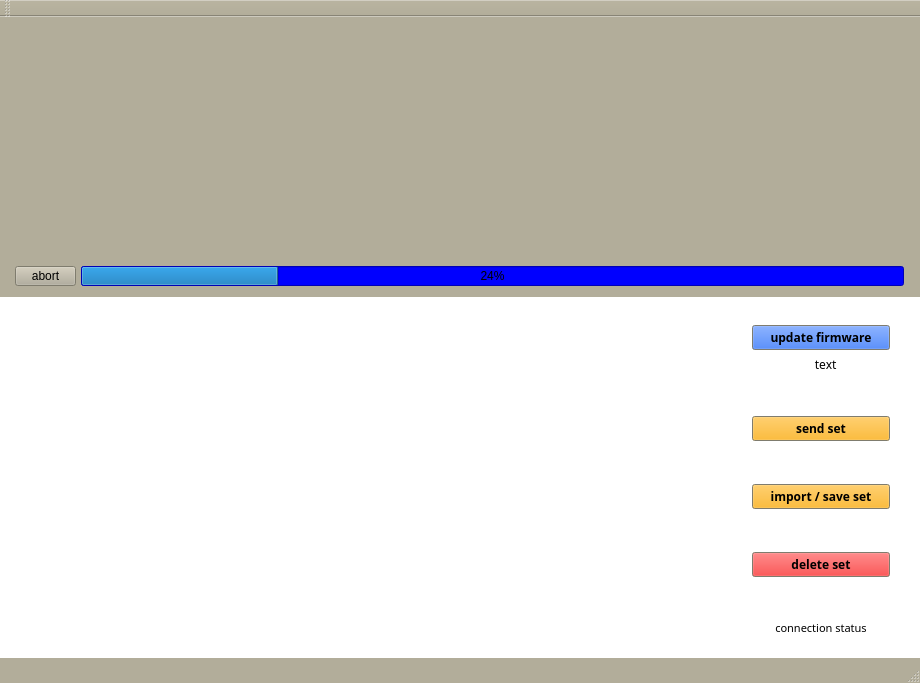
Qt form LordyLink.ui (Lordyphon2021/LordyLink-online-firmware-updater) before a commit.
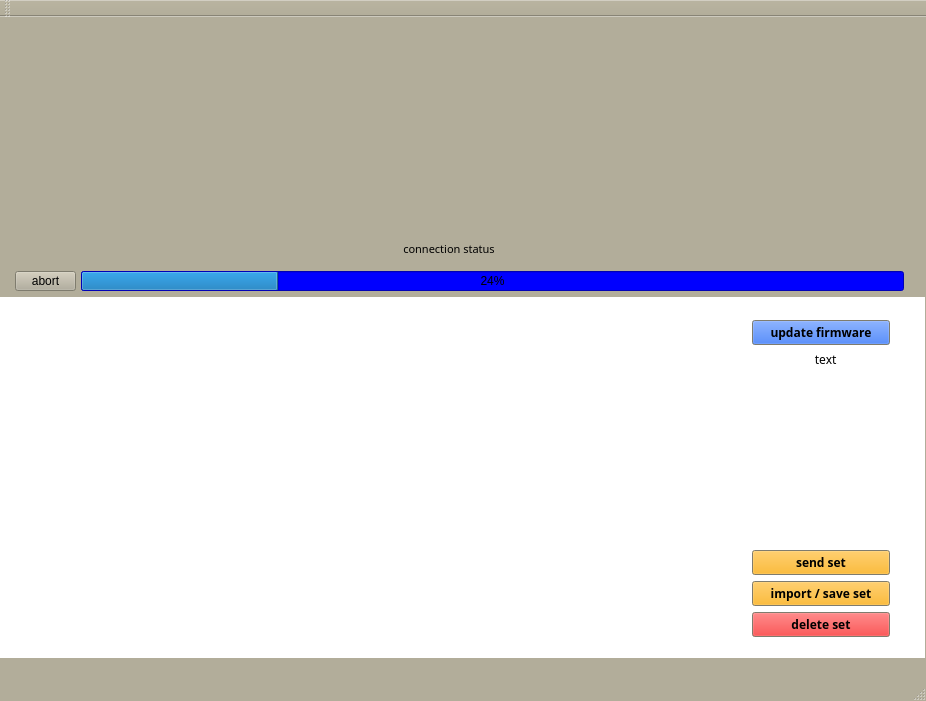
The same form after that commit.

Commit message: schöner wohnen mit stylesheets

What changed in the file:
```diff
--- a/LordyLink.ui
+++ b/LordyLink.ui
@@ -6,8 +6,8 @@
    <rect>
     <x>0</x>
     <y>0</y>
-    <width>920</width>
-    <height>683</height>
+    <width>926</width>
+    <height>701</height>
    </rect>
   </property>
   <property name="palette">
@@ -470,7 +470,7 @@
      <rect>
       <x>0</x>
       <y>280</y>
-      <width>922</width>
+      <width>925</width>
       <height>361</height>
      </rect>
     </property>
@@ -637,7 +637,7 @@
     <property name="geometry">
      <rect>
       <x>81</x>
-      <y>249</y>
+      <y>254</y>
       <width>823</width>
       <height>20</height>
      </rect>
@@ -1097,8 +1097,8 @@
     </property>
     <property name="geometry">
      <rect>
-      <x>290</x>
-      <y>249</y>
+      <x>298</x>
+      <y>254</y>
       <width>281</width>
       <height>20</height>
      </rect>
@@ -1254,7 +1254,7 @@
     <property name="geometry">
      <rect>
       <x>15</x>
-      <y>249</y>
+      <y>254</y>
       <width>61</width>
       <height>20</height>
      </rect>
@@ -1331,13 +1331,15 @@
     <property name="geometry">
      <rect>
       <x>741</x>
-      <y>297</y>
+      <y>292</y>
       <width>160</width>
-      <height>333</height>
+      <height>339</height>
      </rect>
     </property>
     <layout class="QVBoxLayout" name="verticalLayout">
      <item>
+      <layout class="QVBoxLayout" name="verticalLayout_2">
+       <item>
       <widget class="QPushButton" name="Q_UpdateLordyphonButton">
        <property name="palette">
         <palette>
@@ -1499,6 +1501,8 @@
        </property>
       </widget>
      </item>
+      </layout>
+     </item>
      <item>
       <widget class="QLabel" name="connection_label">
        <property name="palette">
@@ -1678,19 +1682,6 @@
        </property>
       </widget>
      </item>
-     <item>
-      <spacer name="verticalSpacer_3">
-       <property name="orientation">
-        <enum>Qt::Vertical</enum>
-       </property>
-       <property name="sizeHint" stdset="0">
-        <size>
-         <width>20</width>
-         <height>40</height>
-        </size>
-       </property>
-      </spacer>
-     </item>
      <item>
       <widget class="QPushButton" name="saveSetButton">
        <property name="palette">
@@ -1796,19 +1787,6 @@
        </property>
       </widget>
      </item>
-     <item>
-      <spacer name="verticalSpacer_4">
-       <property name="orientation">
-        <enum>Qt::Vertical</enum>
-       </property>
-       <property name="sizeHint" stdset="0">
-        <size>
-         <width>20</width>
-         <height>40</height>
-        </size>
-       </property>
-      </spacer>
-     </item>
      <item>
       <widget class="QPushButton" name="delete_set_pushButton">
        <property name="palette">
@@ -1914,21 +1892,17 @@
        </property>
       </widget>
      </item>
-     <item>
-      <spacer name="verticalSpacer_2">
-       <property name="orientation">
-        <enum>Qt::Vertical</enum>
-       </property>
-       <property name="sizeHint" stdset="0">
-        <size>
-         <width>20</width>
-         <height>40</height>
-        </size>
-       </property>
-      </spacer>
-     </item>
-     <item>
+    </layout>
+   </widget>
       <widget class="QLabel" name="hardware_connected_label">
+    <property name="geometry">
+     <rect>
+      <x>370</x>
+      <y>226</y>
+      <width>158</width>
+      <height>12</height>
+     </rect>
+    </property>
        <property name="font">
         <font>
          <family>Lucida Sans Typewriter</family>
@@ -1968,9 +1942,6 @@
         <set>Qt::AlignCenter</set>
        </property>
       </widget>
-     </item>
-    </layout>
-   </widget>
   </widget>
   <widget class="QToolBar" name="mainToolBar">
    <attribute name="toolBarArea">
```
Left out of the diff: 2 changed lines with no effect on the pictures. Lines whose indentation alone changed are shown as unchanged. The commit also changes 1 other file.
